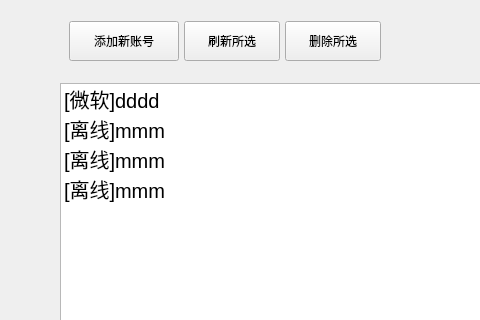
Before: the Qt Designer form UI/MainWindow/MainWindow.ui in SkyWorldStudio/Minecraft-Optimal-Starter_3, drawn with Qt 5; both pictures show x 0 to 480 and y 0 to 320 of the 1168 by 612 pixel window.
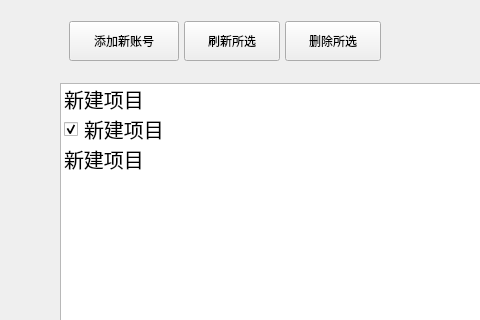
After: the same form once the commit is applied. The open tabs and pages were chosen to show the change. Icons and pictures are not drawn. Custom widgets are drawn as their Qt base class.

Commit message: 📝 :添加离线登陆 90%

Diff of the .ui file:
```diff
--- a/UI/MainWindow/MainWindow.ui
+++ b/UI/MainWindow/MainWindow.ui
@@ -906,56 +906,34 @@
                    <number>6</number>
                   </property>
                   <item>
-                   <widget class="QTreeWidget" name="treeWidget_users_down">
+                   <widget class="QListWidget" name="listWidget_users_down">
                     <property name="font">
                      <font>
                       <pointsize>15</pointsize>
                      </font>
                     </property>
-                    <property name="indentation">
-                     <number>0</number>
-                    </property>
-                    <property name="rootIsDecorated">
-                     <bool>true</bool>
-                    </property>
-                    <property name="allColumnsShowFocus">
-                     <bool>false</bool>
-                    </property>
-                    <property name="headerHidden">
-                     <bool>true</bool>
-                    </property>
-                    <attribute name="headerCascadingSectionResizes">
-                     <bool>false</bool>
-                    </attribute>
-                    <attribute name="headerShowSortIndicator" stdset="0">
-                     <bool>false</bool>
-                    </attribute>
-                    <attribute name="headerStretchLastSection">
-                     <bool>true</bool>
-                    </attribute>
-                    <column>
-                     <property name="text">
-                      <string notr="true">1</string>
-                     </property>
-                    </column>
                     <item>
                      <property name="text">
-                      <string>[微软]dddd</string>
+                      <string>新建项目</string>
                      </property>
-                    </item>
-                    <item>
-                     <property name="text">
-                      <string>[离线]mmm</string>
+                     <property name="checkState">
+                      <enum>Unchecked</enum>
                      </property>
                     </item>
                     <item>
                      <property name="text">
-                      <string>[离线]mmm</string>
+                      <string>新建项目</string>
                      </property>
+                     <property name="checkState">
+                      <enum>Checked</enum>
+                     </property>
                     </item>
                     <item>
                      <property name="text">
-                      <string>[离线]mmm</string>
+                      <string>新建项目</string>
+                     </property>
+                     <property name="checkState">
+                      <enum>Unchecked</enum>
                      </property>
                     </item>
                    </widget>
```
Left out of the diff: 25 changed lines with no effect on the pictures. The commit also changes 4 other files.
